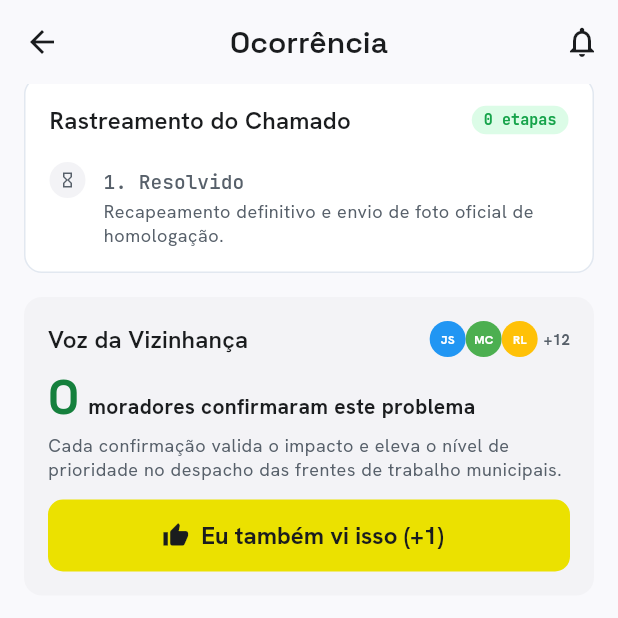
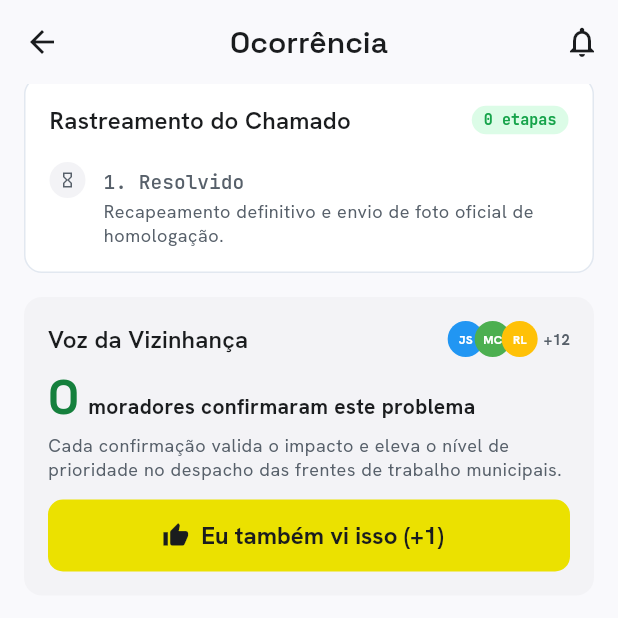
Before and after one commit to trabalhos-si-fiap/gs_citizen_tech, a Flutter app: the ReportDetailScreen screen opened directly with empty values, scrolled down 573 dp, on a phone screen of 412 x 824 dp, the top half of it. Run offline on Flutter 3.47's test engine with Material 3 defaults, Android fonts, the phone set to English and light mode, and no system bars; our stand-ins replace google_fonts; network calls fail.

Commit message:
fix(mobile) fix bug on report detail screen

```diff
--- a/mobile/lib/screens/report_detail_screen.dart
+++ b/mobile/lib/screens/report_detail_screen.dart
@@ -660,15 +660,29 @@ class _ReportDetailScreenState extends State<ReportDetailScreen> {
                   Row(
                     mainAxisAlignment: MainAxisAlignment.spaceBetween,
                     children: [
-                      Text('Voz da Vizinhança', style: textTheme.titleMedium),
-                      // Mock avatar stack
+                      Flexible(
+                        child: Text(
+                          'Voz da Vizinhança',
+                          style: textTheme.titleMedium,
+                          overflow: TextOverflow.ellipsis,
+                        ),
+                      ),
+                      const SizedBox(width: 8),
+                      // Mock avatar stack (overlapping avatars)
                       const Row(
+                        mainAxisSize: MainAxisSize.min,
                         children: [
-                          CircleAvatar(radius: 12, backgroundColor: Colors.blue, child: Text('JS', style: TextStyle(fontSize: 8, color: Colors.white, fontWeight: FontWeight.bold))),
-                          SizedBox(width: -6),
-                          CircleAvatar(radius: 12, backgroundColor: Colors.green, child: Text('MC', style: TextStyle(fontSize: 8, color: Colors.white, fontWeight: FontWeight.bold))),
-                          SizedBox(width: -6),
-                          CircleAvatar(radius: 12, backgroundColor: Colors.amber, child: Text('RL', style: TextStyle(fontSize: 8, color: Colors.white, fontWeight: FontWeight.bold))),
+                          SizedBox(
+                            width: 60,
+                            height: 24,
+                            child: Stack(
+                              children: [
+                                Positioned(left: 0, child: CircleAvatar(radius: 12, backgroundColor: Colors.blue, child: Text('JS', style: TextStyle(fontSize: 8, color: Colors.white, fontWeight: FontWeight.bold)))),
+                                Positioned(left: 18, child: CircleAvatar(radius: 12, backgroundColor: Colors.green, child: Text('MC', style: TextStyle(fontSize: 8, color: Colors.white, fontWeight: FontWeight.bold)))),
+                                Positioned(left: 36, child: CircleAvatar(radius: 12, backgroundColor: Colors.amber, child: Text('RL', style: TextStyle(fontSize: 8, color: Colors.white, fontWeight: FontWeight.bold)))),
+                              ],
+                            ),
+                          ),
                           SizedBox(width: 4),
                           Text('+12', style: TextStyle(fontSize: 10, fontWeight: FontWeight.bold, color: ReclameJaColors.textMuted)),
                         ],
```
